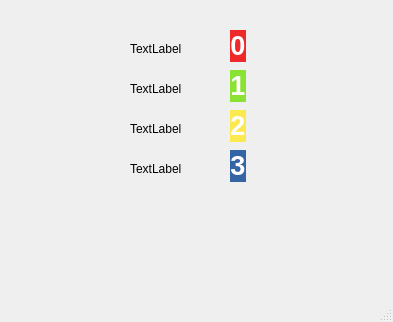
This is qtc_layout/mainwindow.ui in korhanmd/pyqt-practice as Qt 5 draws it before an edit. The edited form follows.
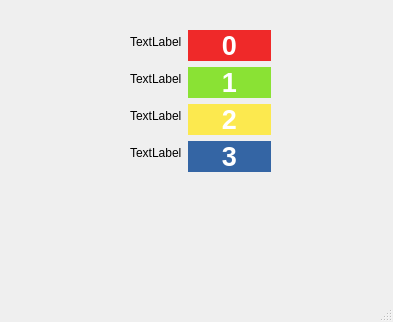
This is the edited form.

Commit message: Arrange widgets with from layout

The edit to the form file:
```diff
--- a/qtc_layout/mainwindow.ui
+++ b/qtc_layout/mainwindow.ui
@@ -14,15 +14,25 @@
    <string>MainWindow</string>
   </property>
   <widget class="QWidget" name="centralwidget">
-   <widget class="QLabel" name="label">
+   <widget class="QWidget" name="">
     <property name="geometry">
      <rect>
-      <x>230</x>
+      <x>130</x>
       <y>30</y>
-      <width>16</width>
-      <height>32</height>
+      <width>141</width>
+      <height>151</height>
      </rect>
     </property>
+    <layout class="QFormLayout" name="formLayout">
+     <item row="0" column="0">
+      <widget class="QLabel" name="label_5">
+       <property name="text">
+        <string>TextLabel</string>
+       </property>
+      </widget>
+     </item>
+     <item row="0" column="1">
+      <widget class="QLabel" name="label">
     <property name="palette">
      <palette>
       <active>
@@ -477,15 +487,16 @@
      <string>&lt;html&gt;&lt;head/&gt;&lt;body&gt;&lt;p align=&quot;center&quot;&gt;&lt;span style=&quot; font-weight:600; color:#ffffff;&quot;&gt;0&lt;/span&gt;&lt;/p&gt;&lt;/body&gt;&lt;/html&gt;</string>
     </property>
    </widget>
+     </item>
+     <item row="1" column="0">
+      <widget class="QLabel" name="label_6">
+       <property name="text">
+        <string>TextLabel</string>
+       </property>
+      </widget>
+     </item>
+     <item row="1" column="1">
    <widget class="QLabel" name="label_2">
-    <property name="geometry">
-     <rect>
-      <x>230</x>
-      <y>70</y>
-      <width>16</width>
-      <height>32</height>
-     </rect>
-    </property>
     <property name="palette">
      <palette>
       <active>
@@ -935,15 +946,16 @@
      <string>&lt;html&gt;&lt;head/&gt;&lt;body&gt;&lt;p align=&quot;center&quot;&gt;&lt;span style=&quot; font-size:20pt; font-weight:600; color:#ffffff;&quot;&gt;1&lt;/span&gt;&lt;/p&gt;&lt;/body&gt;&lt;/html&gt;</string>
     </property>
    </widget>
+     </item>
+     <item row="2" column="0">
+      <widget class="QLabel" name="label_7">
+       <property name="text">
+        <string>TextLabel</string>
+       </property>
+      </widget>
+     </item>
+     <item row="2" column="1">
    <widget class="QLabel" name="label_3">
-    <property name="geometry">
-     <rect>
-      <x>230</x>
-      <y>110</y>
-      <width>16</width>
-      <height>32</height>
-     </rect>
-    </property>
     <property name="palette">
      <palette>
       <active>
@@ -1393,15 +1405,16 @@
      <string>&lt;html&gt;&lt;head/&gt;&lt;body&gt;&lt;p align=&quot;center&quot;&gt;&lt;span style=&quot; font-size:20pt; font-weight:600; color:#ffffff;&quot;&gt;2&lt;/span&gt;&lt;/p&gt;&lt;/body&gt;&lt;/html&gt;</string>
     </property>
    </widget>
+     </item>
+     <item row="3" column="0">
+      <widget class="QLabel" name="label_8">
+       <property name="text">
+        <string>TextLabel</string>
+       </property>
+      </widget>
+     </item>
+     <item row="3" column="1">
    <widget class="QLabel" name="label_4">
-    <property name="geometry">
-     <rect>
-      <x>230</x>
-      <y>150</y>
-      <width>16</width>
-      <height>32</height>
-     </rect>
-    </property>
     <property name="palette">
      <palette>
       <active>
@@ -1851,57 +1864,8 @@
      <string>&lt;html&gt;&lt;head/&gt;&lt;body&gt;&lt;p align=&quot;center&quot;&gt;&lt;span style=&quot; font-size:20pt; font-weight:600; color:#ffffff;&quot;&gt;3&lt;/span&gt;&lt;/p&gt;&lt;/body&gt;&lt;/html&gt;</string>
     </property>
    </widget>
-   <widget class="QLabel" name="label_5">
-    <property name="geometry">
-     <rect>
-      <x>130</x>
-      <y>40</y>
-      <width>67</width>
-      <height>17</height>
-     </rect>
-    </property>
-    <property name="text">
-     <string>TextLabel</string>
-    </property>
-   </widget>
-   <widget class="QLabel" name="label_6">
-    <property name="geometry">
-     <rect>
-      <x>130</x>
-      <y>80</y>
-      <width>67</width>
-      <height>17</height>
-     </rect>
-    </property>
-    <property name="text">
-     <string>TextLabel</string>
-    </property>
-   </widget>
-   <widget class="QLabel" name="label_7">
-    <property name="geometry">
-     <rect>
-      <x>130</x>
-      <y>120</y>
-      <width>67</width>
-      <height>17</height>
-     </rect>
-    </property>
-    <property name="text">
-     <string>TextLabel</string>
-    </property>
-   </widget>
-   <widget class="QLabel" name="label_8">
-    <property name="geometry">
-     <rect>
-      <x>130</x>
-      <y>160</y>
-      <width>67</width>
-      <height>17</height>
-     </rect>
-    </property>
-    <property name="text">
-     <string>TextLabel</string>
-    </property>
+     </item>
+    </layout>
    </widget>
   </widget>
   <widget class="QMenuBar" name="menubar">
```
Lines whose indentation alone changed are shown as unchanged.
